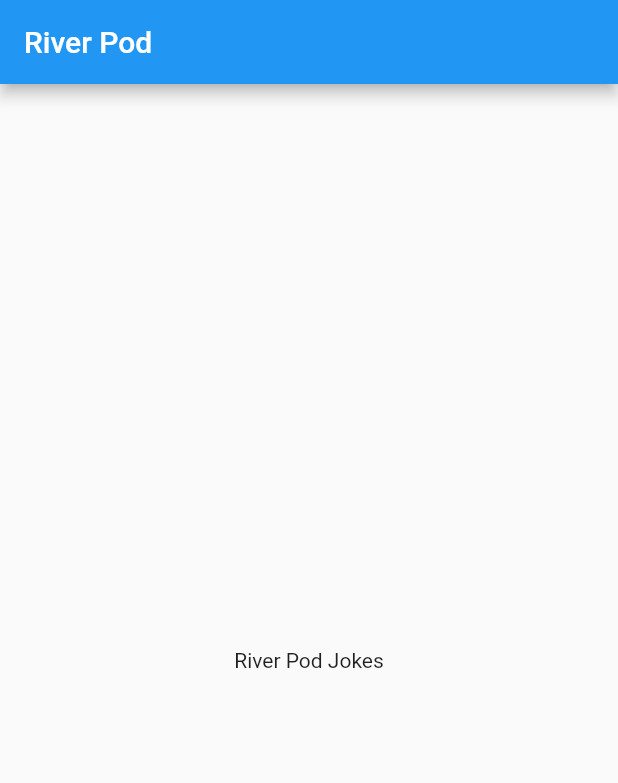
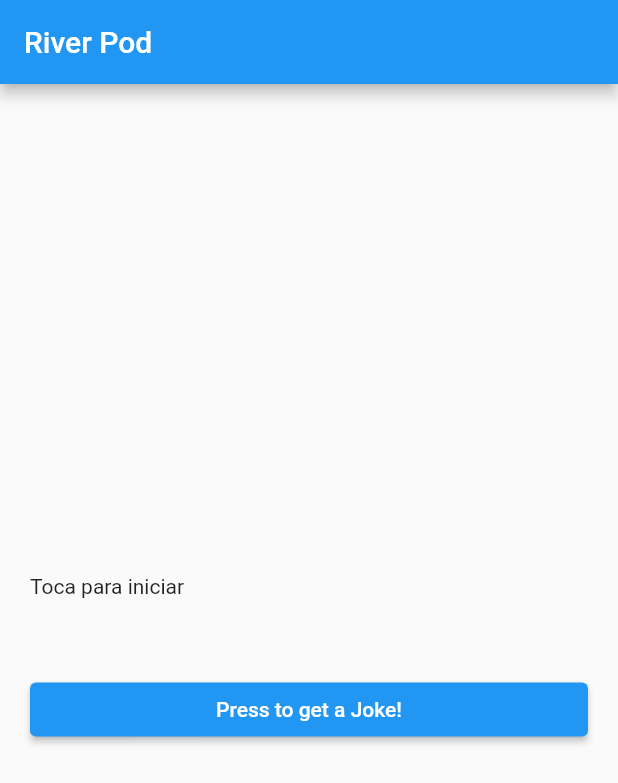
Before and after one commit to Jhonsebas77/flutter-riverpod_basic, a Flutter app: the screen it shows after launch, on a phone screen of 412 x 824 dp. Shown: the top 783 px of the screen. Run offline on Flutter 3.47's test engine with Material 2 defaults, Android fonts, the phone set to English and light mode, and no system bars; our stand-ins replace dio, equatable, flutter_riverpod, freezed_annotation.

Commit message:
Display the result in the UI

```diff
--- a/lib/main.dart
+++ b/lib/main.dart
@@ -1,6 +1,9 @@
 import 'package:flutter/material.dart';
+import 'package:flutter_riverpod/flutter_riverpod.dart';
 import 'package:river_pod_basic/src/app.dart';
 
 void main() => runApp(
-      const MyApp(),
+      ProviderScope(
+        child: const MyApp(),
+      ),
     );
--- a/lib/src/app.dart
+++ b/lib/src/app.dart
@@ -1,4 +1,6 @@
 import 'package:flutter/material.dart';
+import 'package:flutter_riverpod/flutter_riverpod.dart';
+import 'package:river_pod_basic/src/features/jokes/logic/jokes_provider.dart';
 
 class MyApp extends StatelessWidget {
   const MyApp({Key? key}) : super(key: key);
@@ -10,10 +12,67 @@
         appBar: AppBar(
           title: const Text('River Pod'),
         ),
-        body: const Center(
-          child: Text('River Pod Jokes'),
+        body: Padding(
+          padding: EdgeInsets.symmetric(
+            horizontal: 20,
+          ),
+          child: Column(
+            mainAxisAlignment: MainAxisAlignment.center,
+            crossAxisAlignment: CrossAxisAlignment.stretch,
+            children: [
+              _JokesConsumer(),
+              SizedBox(
+                height: 50,
+              ),
+              _ButtonConsummer(),
+            ],
+          ),
         ),
       ),
     );
   }
 }
+
+class _JokesConsumer extends ConsumerWidget {
+  const _JokesConsumer({Key? key}) : super(key: key);
+
+  @override
+  Widget build(
+    BuildContext context,
+    ScopedReader watch,
+  ) {
+    final state = watch(jokesNotifierProvider);
+    return state.when(
+      initial: () => Text('Toca para iniciar'),
+      loading: () => Center(
+        child: CircularProgressIndicator(),
+      ),
+      data: (joke) {
+        print('=====================');
+        print('[JOKE] -> $joke');
+        print('=====================');
+        return Text('${joke.setup} \n ${joke.delivery}');
+      },
+      error: (error) => Text('Error'),
+    );
+  }
+}
+
+class _ButtonConsummer extends ConsumerWidget {
+  const _ButtonConsummer({Key? key}) : super(key: key);
+  @override
+  Widget build(
+    BuildContext context,
+    ScopedReader watch,
+  ) {
+    final state = watch(jokesNotifierProvider);
+    return ElevatedButton(
+      child: Text('Press to get a Joke!'),
+      onPressed: !state.isLoading
+          ? () {
+              context.read(jokesNotifierProvider.notifier).getJoke();
+            }
+          : null,
+    );
+  }
+}
```
Also changed, not shown: pubspec.lock.
